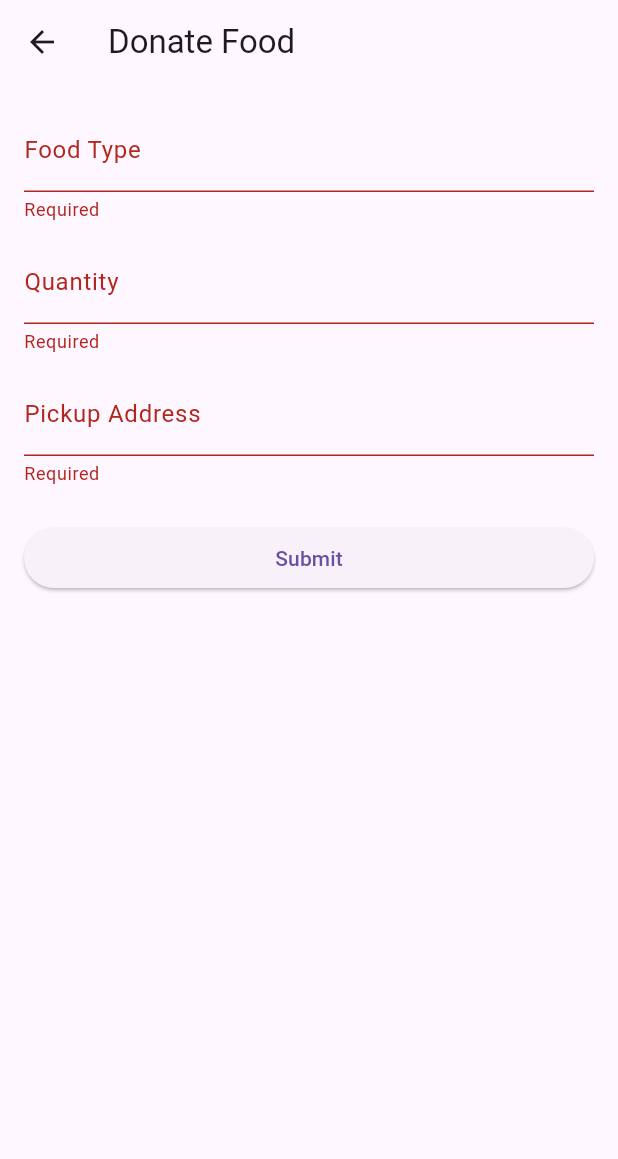
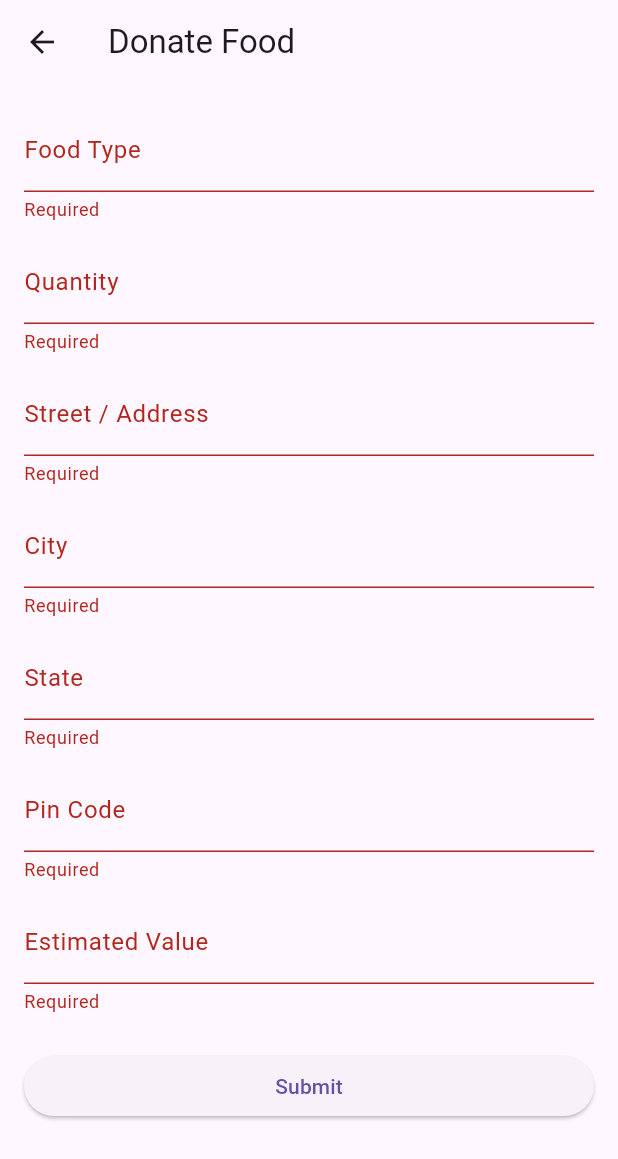
Before and after one commit to JesseSumith/ShareBite, a Flutter app: the DonationForm screen opened directly with empty values, after a tap on "Submit", on a phone screen of 412 x 824 dp. Shown: the top 1159 px of the screen. Run offline on Flutter 3.47's test engine with Material 3 defaults, Android fonts, the phone set to English and light mode, and no system bars; our stand-ins replace jwt_decoder.

Commit message:
fourth commit

```diff
--- a/lib/screens/donation_form.dart
+++ b/lib/screens/donation_form.dart
@@ -1,4 +1,6 @@
+import 'dart:convert';
 import 'package:flutter/material.dart';
+import 'package:http/http.dart' as http;
 
 class DonationForm extends StatefulWidget {
   final String token;
@@ -9,18 +11,65 @@ class DonationForm extends StatefulWidget {
 }
 
 class _DonationFormState extends State<DonationForm> {
+  final String baseUrl = "http://10.27.162.242:8080"; // change easily later
+
   final _formKey = GlobalKey<FormState>();
   final _foodTypeController = TextEditingController();
   final _quantityController = TextEditingController();
   final _addressController = TextEditingController();
+  final _cityController = TextEditingController();
+  final _stateController = TextEditingController();
+  final _pinCodeController = TextEditingController();
+  final _estimatedValueController = TextEditingController();
 
-  void _submit() {
+  void _submit() async {
     if (_formKey.currentState!.validate()) {
-      // TODO: call API with widget.token
-      ScaffoldMessenger.of(
-        context,
-      ).showSnackBar(const SnackBar(content: Text("Donation submitted")));
-      Navigator.pop(context);
+      final foodType = _foodTypeController.text.trim();
+      final quantity = int.tryParse(_quantityController.text.trim()) ?? 0;
+      final street = _addressController.text.trim();
+      final city = _cityController.text.trim();
+      final state = _stateController.text.trim();
+      final pinCode = _pinCodeController.text.trim();
+      final estimatedValue =
+          double.tryParse(_estimatedValueController.text.trim()) ?? 0.0;
+
+      final donorId = 1; // <-- replace with actual logged-in donor ID
+
+      final url = Uri.parse("$baseUrl/ShareBite/donations/create/$donorId");
+
+      try {
+        final response = await http.post(
+          url,
+          headers: {
+            "Content-Type": "application/json",
+            "Authorization": "Bearer ${widget.token}",
+          },
+          body: jsonEncode({
+            "foodDetails": foodType,
+            "quantity": quantity,
+            "street": street,
+            "city": city,
+            "state": state,
+            "pinCode": pinCode,
+            "estimatedValue": estimatedValue,
+          }),
+        );
+
+        if (response.statusCode == 200 || response.statusCode == 201) {
+          ScaffoldMessenger.of(context).showSnackBar(
+            const SnackBar(content: Text("Donation submitted successfully")),
+          );
+          Navigator.pop(context);
+        } else {
+          ScaffoldMessenger.of(
+            context,
+          ).showSnackBar(SnackBar(content: Text("Error: ${response.body}")));
+        }
+      } catch (e) {
+        ScaffoldMessenger.of(context).showSnackBar(
+          SnackBar(content: Text("Error submitting donation: $e")),
+        );
+      }
     }
   }
 
@@ -43,12 +92,40 @@ class _DonationFormState extends State<DonationForm> {
               TextFormField(
                 controller: _quantityController,
                 decoration: const InputDecoration(labelText: "Quantity"),
+                keyboardType: TextInputType.number,
                 validator: (v) => v!.isEmpty ? "Required" : null,
               ),
               const SizedBox(height: 12),
               TextFormField(
                 controller: _addressController,
-                decoration: const InputDecoration(labelText: "Pickup Address"),
+                decoration: const InputDecoration(
+                  labelText: "Street / Address",
+                ),
+                validator: (v) => v!.isEmpty ? "Required" : null,
+              ),
+              const SizedBox(height: 12),
+              TextFormField(
+                controller: _cityController,
+                decoration: const InputDecoration(labelText: "City"),
+                validator: (v) => v!.isEmpty ? "Required" : null,
+              ),
+              const SizedBox(height: 12),
+              TextFormField(
+                controller: _stateController,
+                decoration: const InputDecoration(labelText: "State"),
+                validator: (v) => v!.isEmpty ? "Required" : null,
+              ),
+              const SizedBox(height: 12),
+              TextFormField(
+                controller: _pinCodeController,
+                decoration: const InputDecoration(labelText: "Pin Code"),
+                validator: (v) => v!.isEmpty ? "Required" : null,
+              ),
+              const SizedBox(height: 12),
+              TextFormField(
+                controller: _estimatedValueController,
+                decoration: const InputDecoration(labelText: "Estimated Value"),
+                keyboardType: TextInputType.number,
                 validator: (v) => v!.isEmpty ? "Required" : null,
               ),
               const SizedBox(height: 24),
--- a/lib/screens/main_drawer.dart
+++ b/lib/screens/main_drawer.dart
@@ -5,12 +5,19 @@ import 'login_page.dart';
 import 'admin_dashboard.dart';
 import 'donor_dashboard.dart';
 import 'ngo_dashboard.dart';
+import 'volunteer_dashboard.dart';
 
 class MainDrawer extends StatelessWidget {
   final String token;
   final String role;
+  final int? userId; // optional, only needed for volunteer
 
-  const MainDrawer({super.key, required this.token, required this.role});
+  const MainDrawer({
+    super.key,
+    required this.token,
+    required this.role,
+    this.userId,
+  });
 
   @override
   Widget build(BuildContext context) {
@@ -52,6 +59,23 @@ class MainDrawer extends StatelessWidget {
                   context,
                   MaterialPageRoute(builder: (_) => NgoDashboard(token: token)),
                 );
+              } else if (role == "VOLUNTEER") {
+                if (userId != null) {
+                  Navigator.pushReplacement(
+                    context,
+                    MaterialPageRoute(
+                      builder: (_) => VolunteerDashboard(
+                        token: token,
+                        volunteerId: userId!,
+                      ),
+                    ),
+                  );
+                } else {
+                  // fallback if userId not provided
+                  ScaffoldMessenger.of(context).showSnackBar(
+                    const SnackBar(content: Text("Volunteer ID not provided")),
+                  );
+                }
               }
             },
           ),
--- a/lib/screens/volunteer_dashboard.dart
+++ b/lib/screens/volunteer_dashboard.dart
@@ -1,4 +1,5 @@
 import 'package:flutter/material.dart';
+import 'package:my_app/screens/main_drawer.dart';
 import '../services/api_service.dart';
 
 class VolunteerDashboard extends StatefulWidget {
@@ -150,6 +151,11 @@ class _VolunteerDashboardState extends State<VolunteerDashboard>
           ],
         ),
       ),
+      drawer: MainDrawer(
+        token: widget.token,
+        role: "VOLUNTEER",
+        userId: widget.volunteerId,
+      ),
       body: TabBarView(
         controller: _tabController,
         children: [
```
